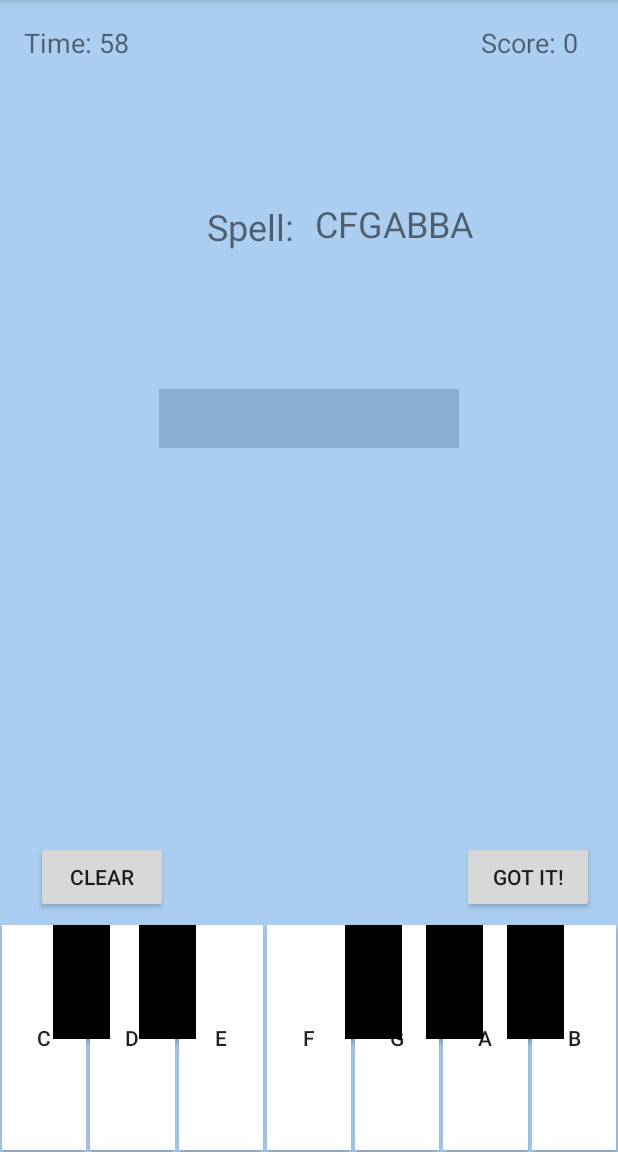
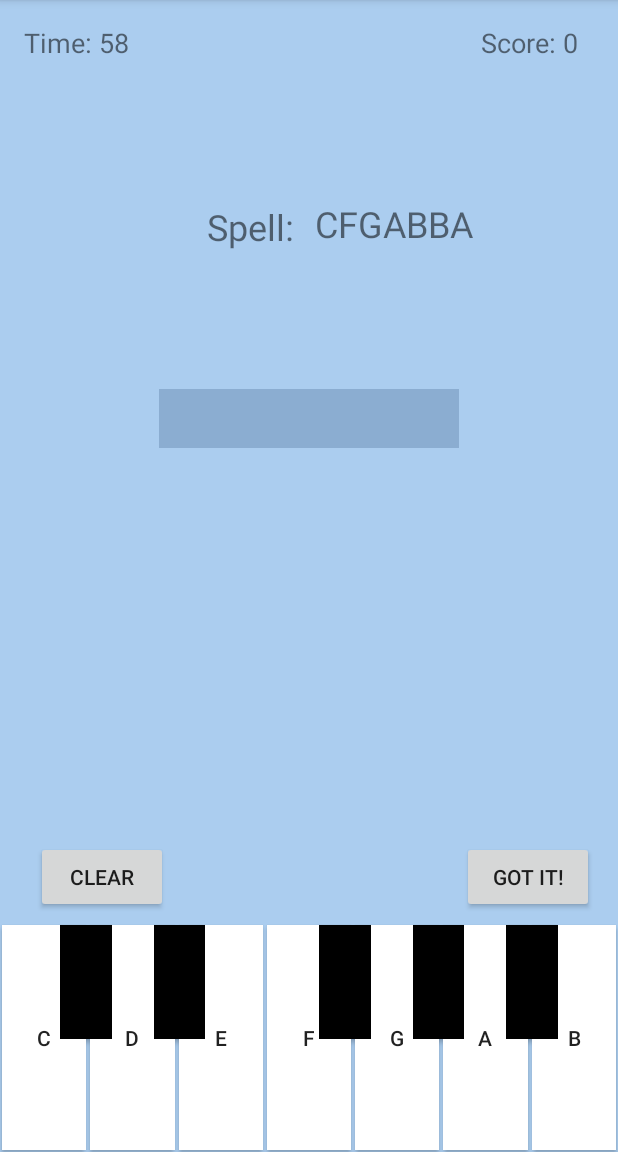
Before and after one commit to echiaboli/MusicBee, an Android app: the easyGame screen opened directly, with no data from a screen before it, on a phone screen of 412 x 824 dp, the part 84-1236 px from its top. Run offline under Robolectric (Android 15) with nearby library versions, the phone set to English and light mode, and no system bars.

Commit message:
Black keys are now properly positioned

```diff
--- a/app/src/main/res/layout/activity_easy_game.xml
+++ b/app/src/main/res/layout/activity_easy_game.xml
@@ -116,90 +116,69 @@
         app:layout_constraintBottom_toBottomOf="parent"
         app:layout_constraintLeft_toRightOf="@+id/A"
         app:layout_constraintRight_toRightOf="parent"
-        android:layout_marginRight="1dp" />
+        android:layout_marginRight="1dp"
+        android:layout_marginEnd="1dp" />
 
     <Button
         android:id="@+id/CsDf"
         android:layout_width="0dp"
         android:layout_height="76dp"
         android:background="@android:color/black"
-        app:layout_constraintDimensionRatio="w,1:2"
         app:layout_constraintHorizontal_chainStyle="spread_inside"
-        android:layout_marginLeft="35dp"
+        app:layout_constraintRight_toLeftOf="@+id/DsEf"
         app:layout_constraintLeft_toLeftOf="parent"
         app:layout_constraintBottom_toBottomOf="parent"
         android:layout_marginBottom="75dp"
-        android:layout_marginTop="8dp"
-        app:layout_constraintTop_toBottomOf="@+id/clear"
-        app:layout_constraintVertical_bias="0.0"
-        app:layout_constraintRight_toLeftOf="@+id/AsBf"
-        android:layout_marginRight="8dp"
-        app:layout_constraintHorizontal_bias="0.0" />
+        android:layout_marginLeft="40dp"
+        android:layout_marginRight="8dp" />
 
     <Button
         android:id="@+id/DsEf"
         android:layout_width="0dp"
         android:layout_height="76dp"
+        android:background="@android:color/black"
+        app:layout_constraintRight_toLeftOf="@+id/FsGf"
+        app:layout_constraintLeft_toRightOf="@+id/CsDf"
+        app:layout_constraintBottom_toBottomOf="parent"
         android:layout_marginBottom="75dp"
-        android:background="@android:color/black"
-        app:layout_constraintBottom_toBottomOf="parent"
-        app:layout_constraintDimensionRatio="w,1:2"
-        app:layout_constraintLeft_toRightOf="@+id/CsDf"
-        android:layout_marginLeft="19dp"
-        android:layout_marginTop="8dp"
-        app:layout_constraintTop_toBottomOf="@+id/clear"
-        app:layout_constraintVertical_bias="0.0"
-        android:layout_marginRight="8dp"
-        app:layout_constraintRight_toRightOf="parent"
-        app:layout_constraintHorizontal_bias="0.0" />
+        android:layout_marginLeft="20dp"
+        android:layout_marginRight="28dp" />
 
     <Button
         android:id="@+id/FsGf"
         android:layout_width="0dp"
         android:layout_height="76dp"
-        android:layout_marginBottom="75dp"
         android:background="@android:color/black"
         app:layout_constraintBottom_toBottomOf="parent"
-        app:layout_constraintDimensionRatio="w,1:2"
-        android:layout_marginTop="8dp"
-        app:layout_constraintTop_toBottomOf="@+id/submit"
-        app:layout_constraintVertical_bias="0.0"
         app:layout_constraintRight_toLeftOf="@+id/GsAf"
-        android:layout_marginRight="16dp"
-        android:layout_marginLeft="8dp"
-        app:layout_constraintLeft_toLeftOf="parent"
-        app:layout_constraintHorizontal_bias="1.0" />
+        app:layout_constraintLeft_toRightOf="@+id/DsEf"
+        android:layout_marginBottom="75dp"
+        android:layout_marginLeft="48dp"
+        android:layout_marginRight="0dp" />
 
     <Button
         android:id="@+id/GsAf"
         android:layout_width="0dp"
         android:layout_height="76dp"
+        android:background="@android:color/black"
+        app:layout_constraintRight_toLeftOf="@+id/AsBf"
+        app:layout_constraintLeft_toRightOf="@+id/FsGf"
+        app:layout_constraintBottom_toBottomOf="parent"
         android:layout_marginBottom="75dp"
-        android:background="@android:color/black"
-        app:layout_constraintBottom_toBottomOf="parent"
-        app:layout_constraintDimensionRatio="w,1:2"
-        android:layout_marginTop="8dp"
-        app:layout_constraintTop_toBottomOf="@+id/submit"
-        app:layout_constraintVertical_bias="0.0"
-        app:layout_constraintRight_toLeftOf="@+id/AsBf"
-        android:layout_marginRight="14dp"
-        app:layout_constraintLeft_toRightOf="@+id/CsDf"
-        android:layout_marginLeft="8dp"
-        app:layout_constraintHorizontal_bias="0.99" />
+        android:layout_marginRight="20dp"
+        android:layout_marginLeft="28dp" />
 
     <Button
         android:id="@+id/AsBf"
         android:layout_width="0dp"
         android:layout_height="76dp"
+        android:background="@android:color/black"
+        app:layout_constraintRight_toRightOf="parent"
+        app:layout_constraintLeft_toRightOf="@+id/GsAf"
+        app:layout_constraintBottom_toBottomOf="parent"
         android:layout_marginBottom="75dp"
-        android:background="@android:color/black"
-        app:layout_constraintBottom_toBottomOf="parent"
-        app:layout_constraintDimensionRatio="w,1:2"
-        android:layout_marginRight="36dp"
-        app:layout_constraintRight_toRightOf="parent"
-        app:layout_constraintTop_toTopOf="parent"
-        android:layout_marginTop="8dp"
-        app:layout_constraintVertical_bias="1.0" />
+        android:layout_marginRight="40dp"
+        android:layout_marginLeft="8dp" />
 
     <TextView
         android:id="@+id/Spell"
@@ -217,7 +196,8 @@
         app:layout_constraintLeft_toLeftOf="@+id/word"
         android:layout_marginRight="8dp"
         app:layout_constraintRight_toRightOf="parent"
-        app:layout_constraintHorizontal_bias="0.0" />
+        app:layout_constraintHorizontal_bias="0.0"
+        android:layout_marginEnd="8dp" />
 
     <Button
         android:id="@+id/clear"
@@ -235,7 +215,8 @@
         app:layout_constraintVertical_bias="1.0"
         android:layout_marginRight="8dp"
         app:layout_constraintRight_toRightOf="parent"
-        app:layout_constraintHorizontal_bias="0.052" />
+        app:layout_constraintHorizontal_bias="0.052"
+        android:layout_marginStart="8dp" />
 
     <TextView
         android:id="@+id/word"
@@ -254,7 +235,8 @@
         android:layout_marginBottom="8dp"
         app:layout_constraintTop_toTopOf="parent"
         android:layout_marginTop="8dp"
-        app:layout_constraintVertical_bias="0.353" />
+        app:layout_constraintVertical_bias="0.353"
+        android:layout_marginStart="8dp" />
 
     <TextView
         android:id="@+id/timerText"
@@ -267,7 +249,6 @@
         app:layout_constraintTop_toTopOf="parent"
         android:layout_marginLeft="16dp"
         app:layout_constraintLeft_toLeftOf="parent"
-        android:layout_marginEnd="8dp"
         android:layout_marginBottom="8dp"
         app:layout_constraintBottom_toTopOf="@+id/word"
         app:layout_constraintVertical_bias="0.0" />
@@ -288,7 +269,8 @@
         app:layout_constraintHorizontal_bias="0.0"
         app:layout_constraintTop_toTopOf="parent"
         android:layout_marginTop="8dp"
-        app:layout_constraintVertical_bias="0.98" />
+        app:layout_constraintVertical_bias="0.98"
+        android:layout_marginEnd="157dp" />
 
     <Button
         android:id="@+id/submit"
@@ -306,13 +288,14 @@
         android:layout_marginBottom="159dp"
         app:layout_constraintTop_toTopOf="parent"
         android:layout_marginTop="8dp"
-        app:layout_constraintVertical_bias="1.0" />
+        app:layout_constraintVertical_bias="1.0"
+        android:layout_marginStart="8dp" />
 
     <TextView
         android:id="@+id/scoreText"
         android:layout_width="wrap_content"
         android:layout_height="wrap_content"
-        android:layout_marginLeft="8dp"
+        android:layout_marginLeft="16dp"
         android:layout_marginRight="8dp"
         android:layout_marginStart="16dp"
         android:layout_marginTop="16dp"
@@ -324,6 +307,7 @@
         app:layout_constraintHorizontal_bias="0.922"
         android:layout_marginBottom="8dp"
         app:layout_constraintBottom_toTopOf="@+id/word"
-        app:layout_constraintVertical_bias="0.0" />
+        app:layout_constraintVertical_bias="0.0"
+        android:layout_marginEnd="8dp" />
 
 </android.support.constraint.ConstraintLayout>
```
